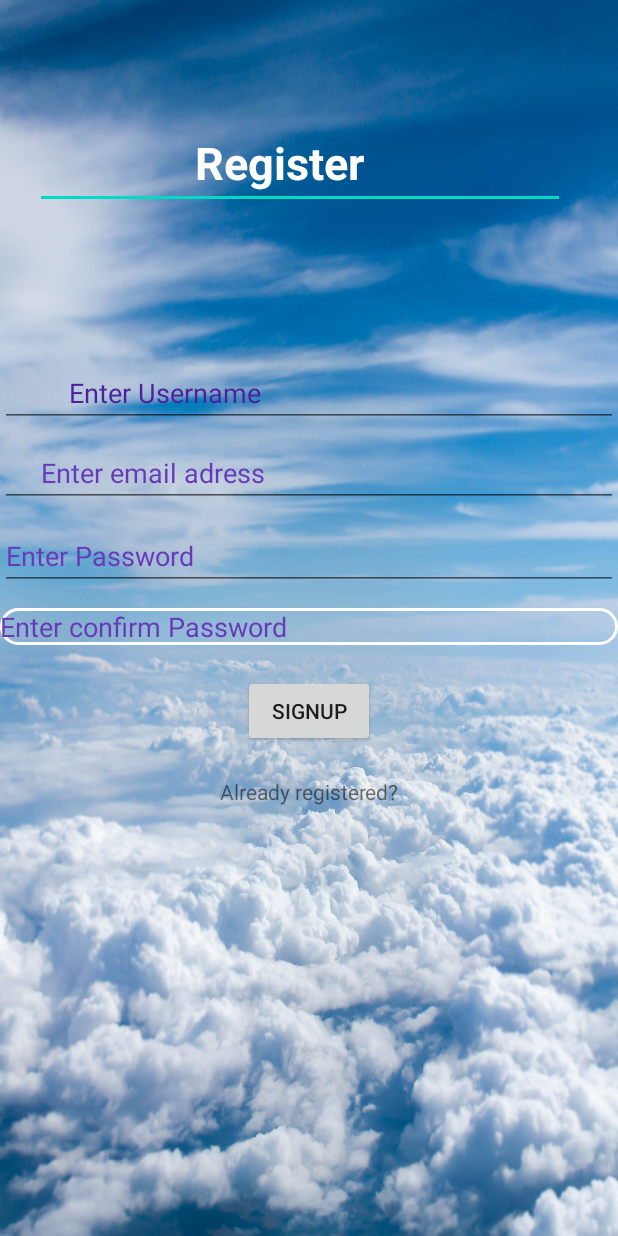
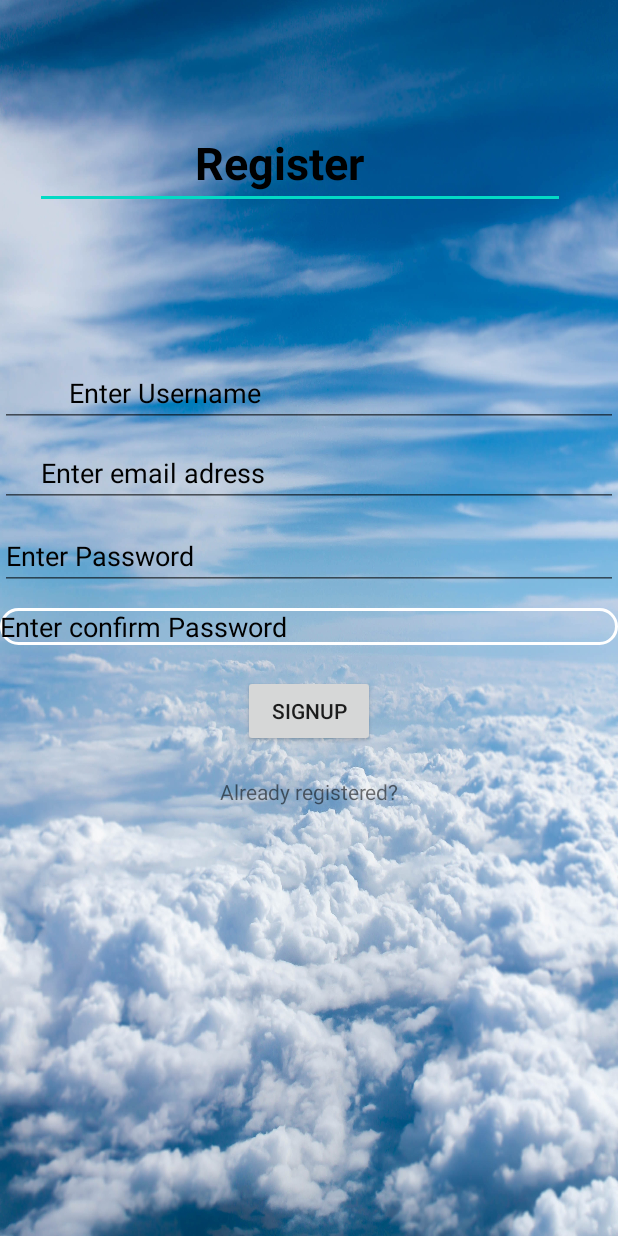
Before and after one commit to Hrishi-edge/RapidAmbulance, an Android app: the RegisterActivity screen opened directly, with no data from a screen before it, on a phone screen of 412 x 824 dp. Run offline under Robolectric (Android 15) with nearby library versions, the phone set to English and light mode, and no system bars.

Commit message:
Front page layout

```diff
--- a/app/src/main/res/layout/activity_register.xml
+++ b/app/src/main/res/layout/activity_register.xml
@@ -14,7 +14,7 @@
         android:ems="10"
         android:inputType="textPersonName"
         android:text="              Register"
-        android:textColor="#FFFFFF"
+        android:textColor="#000000"
         android:textColorHighlight="@color/colorBlack"
         android:textColorHint="#FFFFFF"
         android:textSize="30sp"
@@ -34,7 +34,7 @@
         android:ems="10"
         android:hint="     Enter email adress"
         android:inputType="textPersonName"
-        android:textColorHint="#673AB7"
+        android:textColorHint="#000000"
         app:layout_constraintEnd_toEndOf="parent"
         app:layout_constraintHorizontal_bias="0.0"
         app:layout_constraintStart_toStartOf="parent"
@@ -48,7 +48,7 @@
         android:ems="10"
         android:hint="         Enter Username"
         android:inputType="textPersonName"
-        android:textColorHint="#4D219C"
+        android:textColorHint="#000000"
         android:textStyle="normal"
         app:layout_constraintEnd_toEndOf="parent"
         app:layout_constraintHorizontal_bias="0.0"
@@ -64,7 +64,7 @@
         android:ems="10"
         android:hint="Enter confirm Password"
         android:inputType="textPersonName"
-        android:textColorHint="#673AB7"
+        android:textColorHint="#000000"
         app:layout_constraintEnd_toEndOf="parent"
         app:layout_constraintHorizontal_bias="0.0"
         app:layout_constraintStart_toStartOf="parent"
@@ -78,7 +78,7 @@
         android:ems="10"
         android:hint="Enter Password"
         android:inputType="textPersonName"
-        android:textColorHint="#673AB7"
+        android:textColorHint="#000000"
         app:layout_constraintEnd_toEndOf="parent"
         app:layout_constraintStart_toStartOf="parent"
         app:layout_constraintTop_toBottomOf="@+id/enterEmailAdress" />
@@ -109,7 +109,7 @@
         android:layout_height="wrap_content"
         android:layout_marginTop="20dp"
         android:text="Already registered?"
-        android:textColorHint="#2196F3"
+        android:textColorHint="#000000"
         app:layout_constraintEnd_toEndOf="parent"
         app:layout_constraintStart_toStartOf="parent"
         app:layout_constraintTop_toBottomOf="@+id/SignUp" />
```
